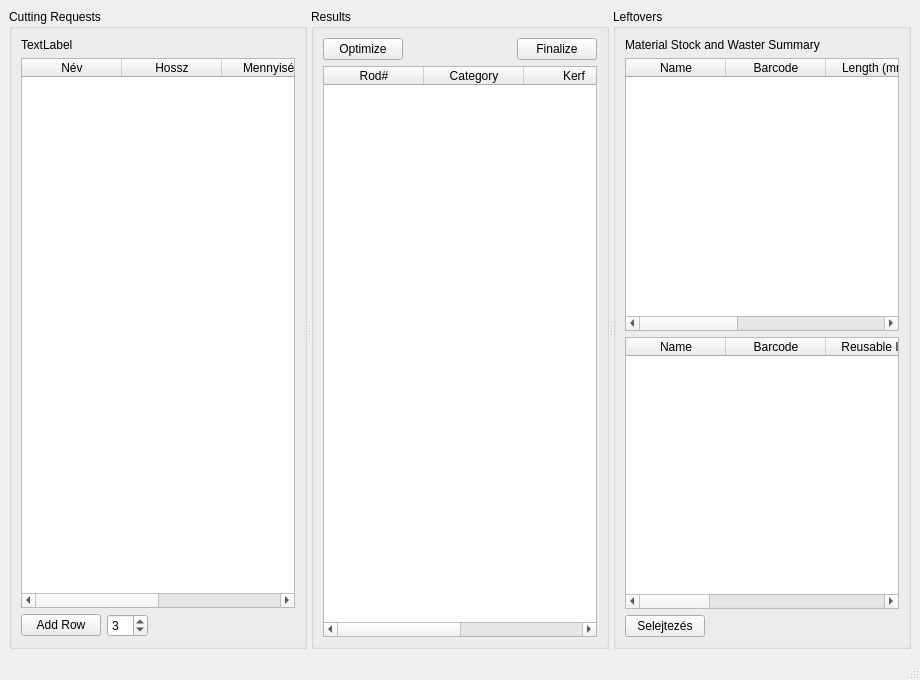
Above: view/MainWindow.ui from horvathzoltan/cutplannerpro before the change. Below: the same form after it.
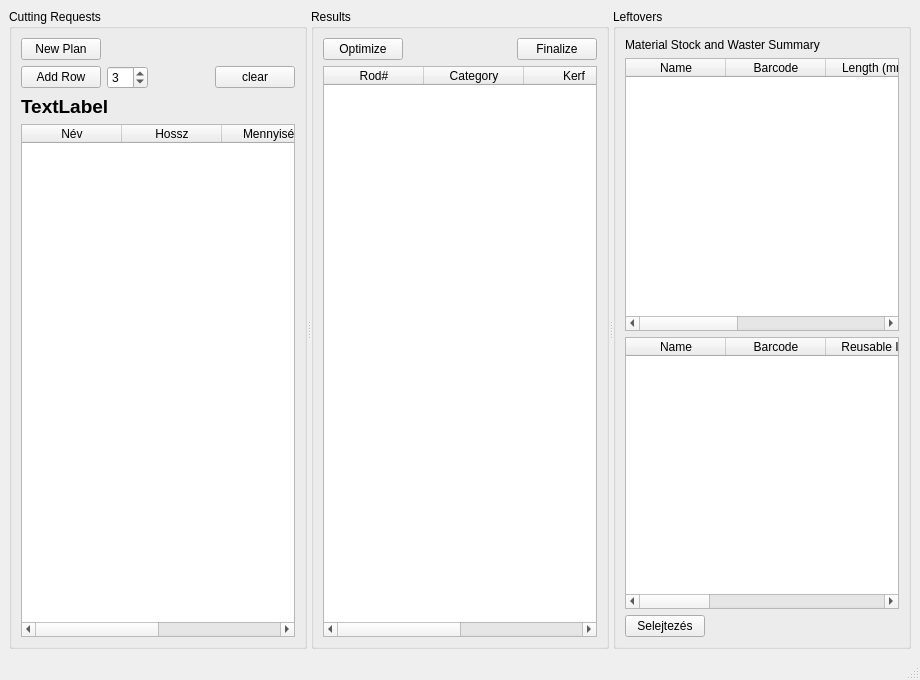
That is the form after the change.

The edit to the form file:
```diff
--- a/view/MainWindow.ui
+++ b/view/MainWindow.ui
@@ -44,44 +44,28 @@
        </property>
        <layout class="QVBoxLayout" name="leftLayout">
         <item>
-         <widget class="QLabel" name="inputFileLabel">
-          <property name="text">
-           <string>TextLabel</string>
-          </property>
-         </widget>
-        </item>
-        <item>
-         <widget class="QTableWidget" name="tableInput">
-          <attribute name="horizontalHeaderDefaultSectionSize">
-           <number>100</number>
-          </attribute>
-          <attribute name="horizontalHeaderStretchLastSection">
-           <bool>false</bool>
-          </attribute>
-          <attribute name="verticalHeaderVisible">
-           <bool>false</bool>
-          </attribute>
-          <column>
-           <property name="text">
-            <string>Név</string>
-           </property>
-          </column>
-          <column>
-           <property name="text">
-            <string>Hossz</string>
-           </property>
-          </column>
-          <column>
-           <property name="text">
-            <string>Mennyiség</string>
-           </property>
-          </column>
-          <column>
-           <property name="text">
-            <string>Műveletek</string>
-           </property>
-          </column>
-         </widget>
+         <layout class="QHBoxLayout" name="horizontalLayout">
+          <item>
+           <widget class="QPushButton" name="btnNewPlan">
+            <property name="text">
+             <string>New Plan</string>
+            </property>
+           </widget>
+          </item>
+          <item>
+           <spacer name="horizontalSpacer_4">
+            <property name="orientation">
+             <enum>Qt::Orientation::Horizontal</enum>
+            </property>
+            <property name="sizeHint" stdset="0">
+             <size>
+              <width>40</width>
+              <height>20</height>
+             </size>
+            </property>
+           </spacer>
+          </item>
+         </layout>
         </item>
         <item>
          <layout class="QHBoxLayout" name="horizontalLayout_2">
@@ -124,8 +108,61 @@
             </property>
            </spacer>
           </item>
+          <item>
+           <widget class="QPushButton" name="btnClearPlan">
+            <property name="text">
+             <string>clear</string>
+            </property>
+           </widget>
+          </item>
          </layout>
         </item>
+        <item>
+         <widget class="QLabel" name="inputFileLabel">
+          <property name="font">
+           <font>
+            <pointsize>14</pointsize>
+            <bold>true</bold>
+           </font>
+          </property>
+          <property name="text">
+           <string>TextLabel</string>
+          </property>
+         </widget>
+        </item>
+        <item>
+         <widget class="QTableWidget" name="tableInput">
+          <attribute name="horizontalHeaderDefaultSectionSize">
+           <number>100</number>
+          </attribute>
+          <attribute name="horizontalHeaderStretchLastSection">
+           <bool>false</bool>
+          </attribute>
+          <attribute name="verticalHeaderVisible">
+           <bool>false</bool>
+          </attribute>
+          <column>
+           <property name="text">
+            <string>Név</string>
+           </property>
+          </column>
+          <column>
+           <property name="text">
+            <string>Hossz</string>
+           </property>
+          </column>
+          <column>
+           <property name="text">
+            <string>Mennyiség</string>
+           </property>
+          </column>
+          <column>
+           <property name="text">
+            <string>Műveletek</string>
+           </property>
+          </column>
+         </widget>
+        </item>
        </layout>
       </widget>
       <widget class="QGroupBox" name="midBox">
```
